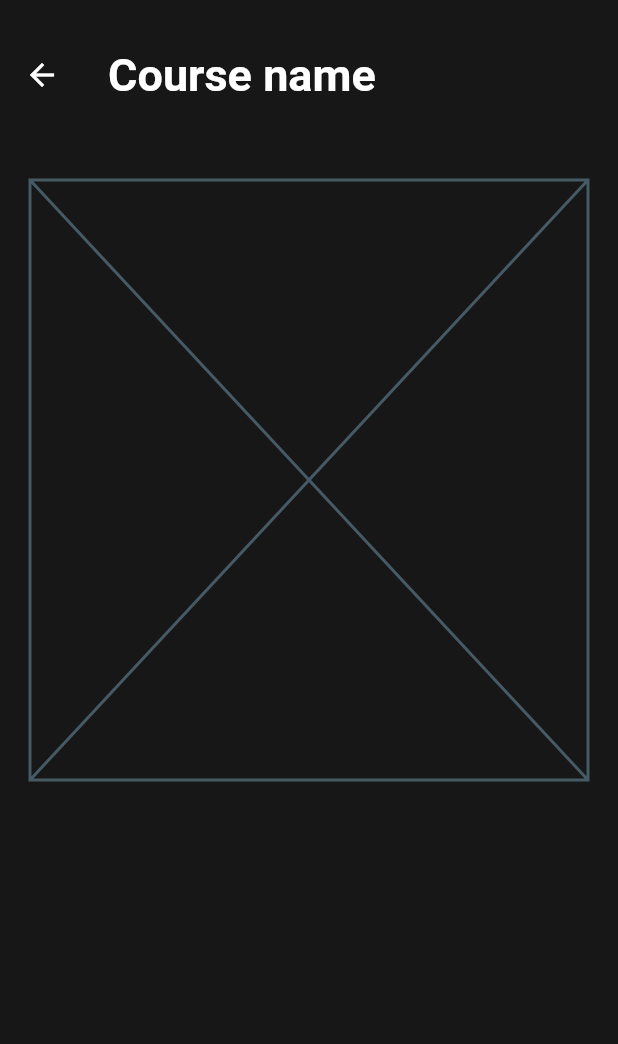
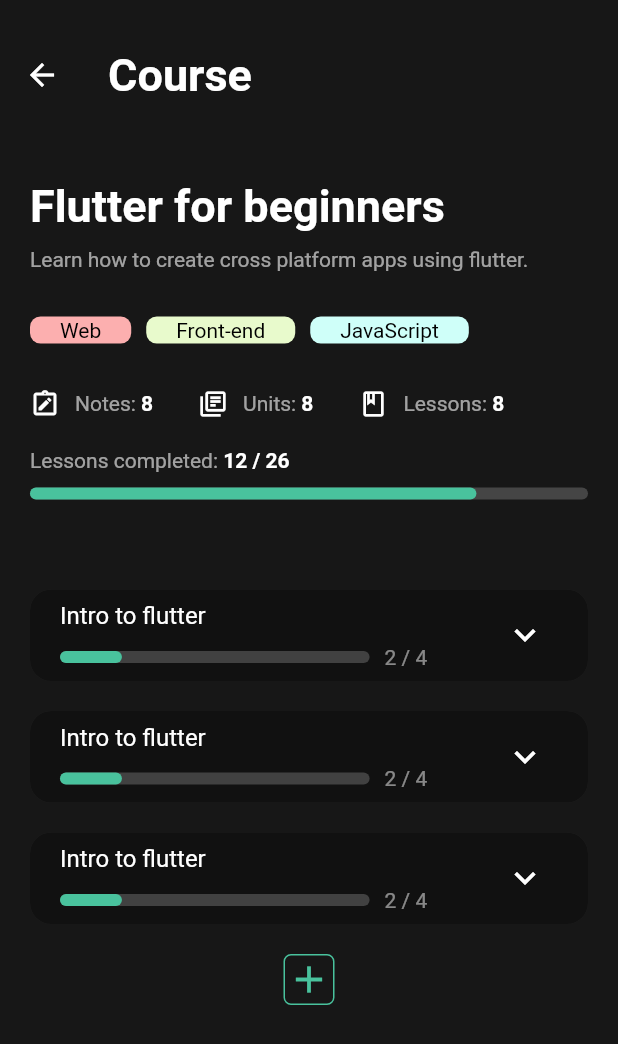
Before and after one commit to naefun/opencourse, a Flutter app: the CoursesPage screen opened directly, after a tap on "Course title", on a phone screen of 412 x 824 dp. Shown: the top 1044 px of the screen. Run offline on Flutter 3.47's test engine with Material 2 defaults, Android fonts, the light colour scheme and no system bars; drawn by our look-alikes of flutter_layout_grid, percent_indicator; our stand-ins replace firebase_auth, firebase_core, flutter_svg, google_fonts, syncfusion_flutter_charts, youtube_player_iframe; missing offline and left inert: pointer_interceptor; accounts and stored records are empty.

Commit message:
Flesh out course page

```diff
--- a/lib/pages/course.dart
+++ b/lib/pages/course.dart
@@ -1,4 +1,8 @@
 import 'package:flutter/material.dart';
+import 'package:open_course/widgets/course_metrics.dart';
+import 'package:open_course/widgets/course_tag.dart';
+import 'package:open_course/widgets/lesson_dropdown_selector.dart';
+import 'package:open_course/widgets/lesson_progression.dart';
 import 'package:open_course/widgets/page_scaffold.dart';
 
 class CoursePage extends StatefulWidget {
@@ -13,10 +17,70 @@ class _CoursePageState extends State<CoursePage> {
   Widget build(BuildContext context) {
     return PageScaffold(
       includeAppBar: true,
-      appBarHeading: "Course name",
+      appBarHeading: "Course",
       includeAppBarButton: false,
-      children: const [
-        Placeholder(),
+      children: [
+        const Text(
+          "Flutter for beginners",
+          style: TextStyle(
+              fontSize: 30,
+              color: Color(0xFFFFFFFF),
+              fontWeight: FontWeight.bold),
+        ),
+        const SizedBox(
+          height: 10,
+        ),
+        const Text("Learn how to create cross platform apps using flutter."),
+        const SizedBox(
+          height: 30,
+        ),
+        Wrap(
+          spacing: 10,
+          children: [
+            CourseTag(
+              text: "Web",
+              color: Color(0xffFCAFAF),
+            ),
+            CourseTag(
+              text: "Front-end",
+              color: Color(0xffE8FACC),
+            ),
+            CourseTag(
+              text: "JavaScript",
+              color: Color(0xffCFFFF9),
+            ),
+          ],
+        ),
+        const SizedBox(
+          height: 30,
+        ),
+        CourseMetrics(),
+        const SizedBox(
+          height: 20,
+        ),
+        const LessonProgression(),
+        const SizedBox(
+          height: 60,
+        ),
+        const LessonDropdownSelector(),
+        const LessonDropdownSelector(),
+        const LessonDropdownSelector(),
+        Center(
+          child: Container(
+            padding: EdgeInsets.all(1),
+            decoration: BoxDecoration(
+              border: Border.all(
+                color: Color(0xff49C29D),
+              ),
+              borderRadius: BorderRadius.circular(5),
+            ),
+            child: Icon(
+              Icons.add,
+              color: Color(0xff49C29D),
+              size: 30,
+            ),
+          ),
+        )
       ],
     );
   }
--- a/lib/widgets/course_card_large.dart
+++ b/lib/widgets/course_card_large.dart
@@ -2,7 +2,8 @@ import 'package:flutter/material.dart';
 import 'package:flutter_layout_grid/flutter_layout_grid.dart';
 import 'package:open_course/navigators/navigator_handler.dart';
 import 'package:open_course/widgets/course_metrics.dart';
-import 'package:open_course/widgets/percent_progress_bar.dart';
+
+import 'lesson_progression.dart';
 
 class CourseCardLarge extends StatelessWidget {
   const CourseCardLarge({
@@ -105,25 +106,7 @@ class CourseCardLarge extends StatelessWidget {
                       columnSpan: 2,
                       rowStart: 1,
                       rowSpan: 1,
-                      child: Column(
-                        children: [
-                          const Row(
-                            children: [
-                              Text("Lessons completed: "),
-                              Text(
-                                "12 / 26",
-                                style: TextStyle(
-                                    color: Color(0xffffffff),
-                                    fontWeight: FontWeight.bold),
-                              ),
-                            ],
-                          ),
-                          const SizedBox(
-                            height: 10,
-                          ),
-                          PercentProgressBar(percent: 0.8)
-                        ],
-                      ))
+                      child: LessonProgression())
                 ],
               ),
             ],
--- /dev/null
+++ b/lib/widgets/course_tag.dart
@@ -0,0 +1,25 @@
+import 'package:flutter/material.dart';
+
+class CourseTag extends StatelessWidget {
+  CourseTag({super.key, required this.text, required this.color});
+
+  String text;
+  Color color;
+
+  @override
+  Widget build(BuildContext context) {
+    return Container(
+      decoration: BoxDecoration(
+        color: color,
+        borderRadius: BorderRadius.circular(7),
+      ),
+      padding: EdgeInsets.fromLTRB(20, 1, 20, 1),
+      child: Text(
+        text,
+        style: TextStyle(
+          color: Color(0xff000000),
+        ),
+      ),
+    );
+  }
+}
--- /dev/null
+++ b/lib/widgets/lesson_progression.dart
@@ -0,0 +1,30 @@
+import 'package:flutter/material.dart';
+import 'percent_progress_bar.dart';
+
+class LessonProgression extends StatelessWidget {
+  const LessonProgression({
+    super.key,
+  });
+
+  @override
+  Widget build(BuildContext context) {
+    return Column(
+      children: [
+        const Row(
+          children: [
+            Text("Lessons completed: "),
+            Text(
+              "12 / 26",
+              style: TextStyle(
+                  color: Color(0xffffffff), fontWeight: FontWeight.bold),
+            ),
+          ],
+        ),
+        const SizedBox(
+          height: 10,
+        ),
+        PercentProgressBar(percent: 0.8)
+      ],
+    );
+  }
+}
--- a/lib/widgets/page_scaffold.dart
+++ b/lib/widgets/page_scaffold.dart
@@ -37,7 +37,9 @@ class _PageScaffoldState extends State<PageScaffold> {
             )
           : null,
       backgroundColor: const Color(0xff171717),
-      body: SingleChildScrollView(
+      body: DefaultTextStyle(
+        style: const TextStyle(color: Color.fromRGBO(255, 255, 255, 0.6)),
+        child: SingleChildScrollView(
           child: Padding(
             padding: EdgeInsets.fromLTRB(
               widget.horizontalPadding,
@@ -52,6 +54,7 @@ class _PageScaffoldState extends State<PageScaffold> {
             ),
           ),
         ),
+      ),
     );
   }
 }
```
Lines whose indentation alone changed are shown as unchanged.
